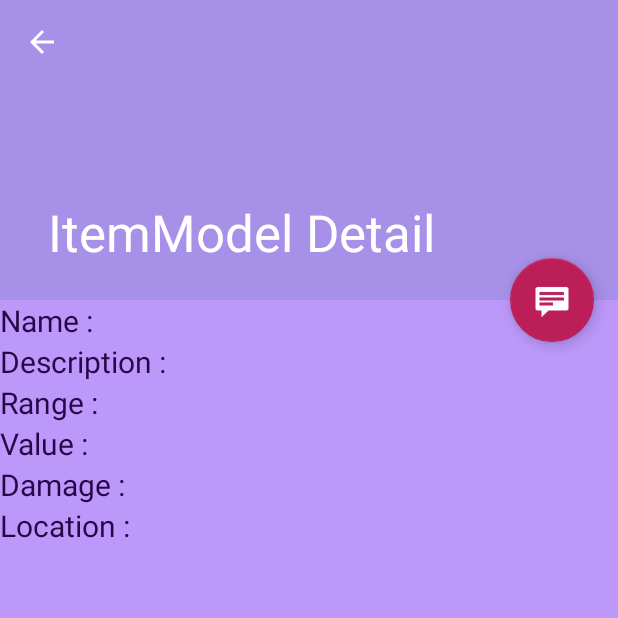
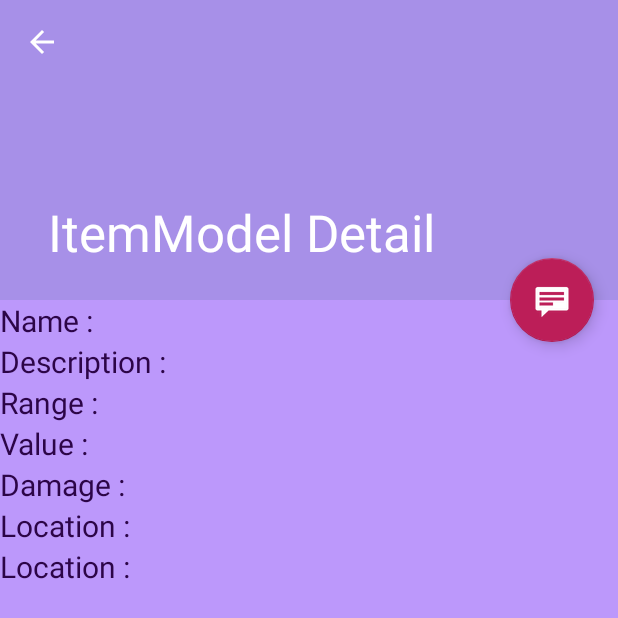
Before and after one commit to ruoyangqiu/MyFirstAndroidGame, an Android app: the ItemModelDetailFragment screen opened directly, with no data from a screen before it, on a phone screen of 412 x 824 dp, the top half of it. Run offline under Robolectric (Android 15) with nearby library versions, the phone set to English and light mode, and no system bars; 4 statements that could not run were skipped.

Commit message:
Update itemmodel_detail.xml
Display Attribute in itemdetail

```diff
--- a/MyGame/app/src/main/res/layout/itemmodel_detail.xml
+++ b/MyGame/app/src/main/res/layout/itemmodel_detail.xml
@@ -13,6 +13,7 @@
     android:layout_height="match_parent"
     android:layout_width="match_parent"
     android:id="@+id/ItemDetails_MainLayout"
+    android:background="@color/pageBackgroundcolor"
     xmlns:android="http://schemas.android.com/apk/res/android">
     <LinearLayout android:orientation="horizontal"
         android:layout_height="wrap_content"
@@ -98,4 +99,20 @@
             android:id="@+id/ItemDetails_LocationValue"
             style="@style/ValueStyle"/>
     </LinearLayout>
+
+    <LinearLayout android:orientation="horizontal"
+        android:layout_height="wrap_content"
+        android:layout_width="wrap_content"
+        >
+        <TextView
+            android:id="@+id/ItemDetails_AttributeLabel"
+            style="@style/LabelStyle"
+            android:text="Location : "
+            />
+
+        <TextView
+            android:id="@+id/ItemDetails_AttributeValue"
+            style="@style/ValueStyle"/>
+    </LinearLayout>
+
 </LinearLayout>
```
